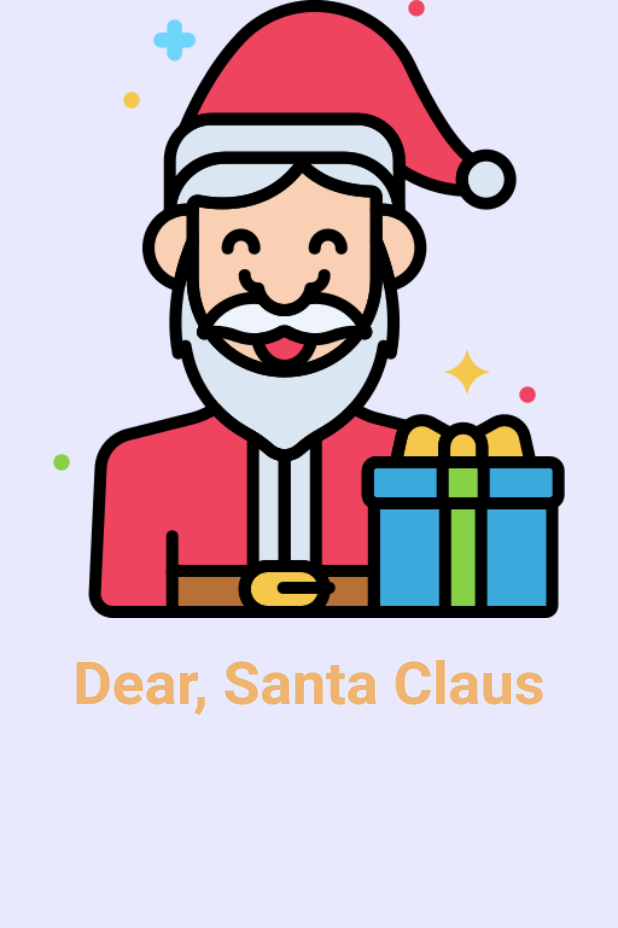
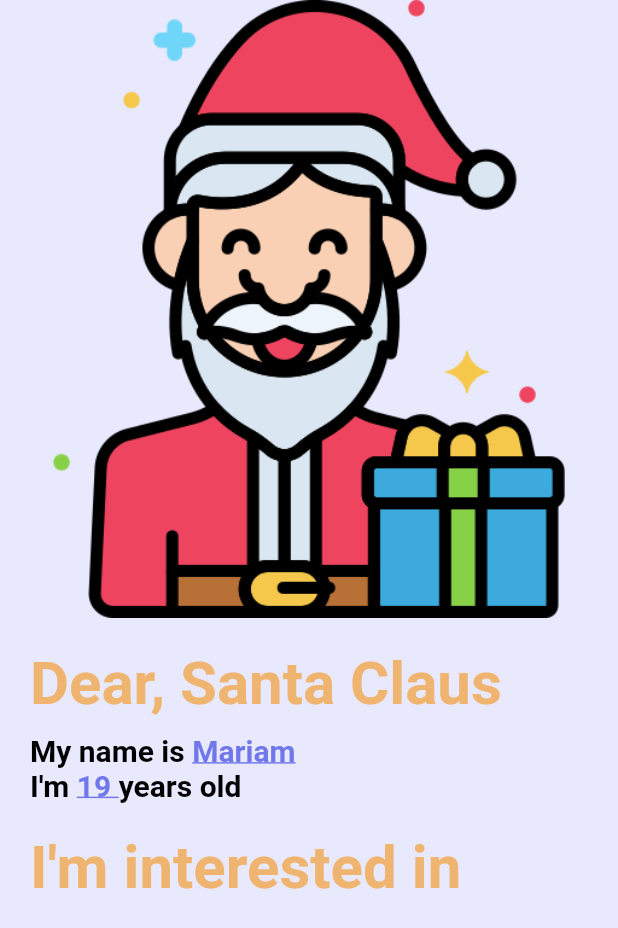
Before and after one commit to KS9004/beautiful_ui, a Flutter app: the SecondScreen screen opened directly, on a phone screen of 412 x 824 dp. Shown: the top 928 px of the screen. Run offline on Flutter 3.47's test engine with Material 2 defaults, Android fonts, the phone set to English and light mode, and no system bars; our stand-ins replace google_fonts; Roboto replaces fonts that are missing (Solway).

Commit message:
added some text

```diff
--- a/lib/home_page2.dart
+++ b/lib/home_page2.dart
@@ -12,17 +12,78 @@ class _SecondScreenState extends State<SecondScreen> {
       backgroundColor: Color(0xffE9E9FE),
       body: SafeArea(
         child: Column(
+          crossAxisAlignment: CrossAxisAlignment.start,
           children: [
             Center(child: Image.asset('assets/santa2.png')),
             SizedBox(
               height: 20.0,
             ),
-            Text(
-              "Dear, Santa Claus",
-              style: TextStyle(
-                  color: Color(0xffefb570),
-                  fontSize: 40.0,
-                  fontWeight: FontWeight.bold),
+            Padding(
+              padding: const EdgeInsets.only(left: 20.0),
+              child: Text(
+                "Dear, Santa Claus",
+                style: TextStyle(
+                    color: Color(0xffefb570),
+                    fontSize: 40.0,
+                    fontWeight: FontWeight.bold),
+              ),
+            ),
+            SizedBox(
+              height: 10.0,
+            ),
+            Padding(
+              padding: const EdgeInsets.only(left: 20.0),
+              child: RichText(
+                text: TextSpan(
+                    text: "My name is ",
+                    style: TextStyle(
+                        fontWeight: FontWeight.bold,
+                        color: Colors.black,
+                        fontSize: 20.0),
+                    children: [
+                      TextSpan(
+                        text: "Mariam\n",
+                        style: TextStyle(
+                          decoration: TextDecoration.underline,
+                          color: Color(0xff7077eb),
+                        ),
+                      ),
+                      TextSpan(
+                        text: "I'm ",
+                        style: TextStyle(
+                            fontWeight: FontWeight.bold,
+                            color: Colors.black,
+                            fontSize: 20.0),
+                      ),
+                      TextSpan(
+                        text: "19 ",
+                        style: TextStyle(
+                          decoration: TextDecoration.underline,
+                          color: Color(0xff7077eb),
+                        ),
+                      ),
+                      TextSpan(
+                        text: "years old ",
+                        style: TextStyle(
+                            fontWeight: FontWeight.bold,
+                            color: Colors.black,
+                            fontSize: 20.0),
+                      ),
+                    ]),
+              ),
+            ),
+            SizedBox(
+              height: 20.0,
+            ),
+            Padding(
+              padding: const EdgeInsets.only(left: 20.0),
+              child: Text(
+                "I'm interested in",
+                style: TextStyle(
+                    color: Color(0xffefb570),
+                    fontSize: 40.0,
+                    fontWeight: FontWeight.bold),
+              ),
             )
           ],
         ),
```
